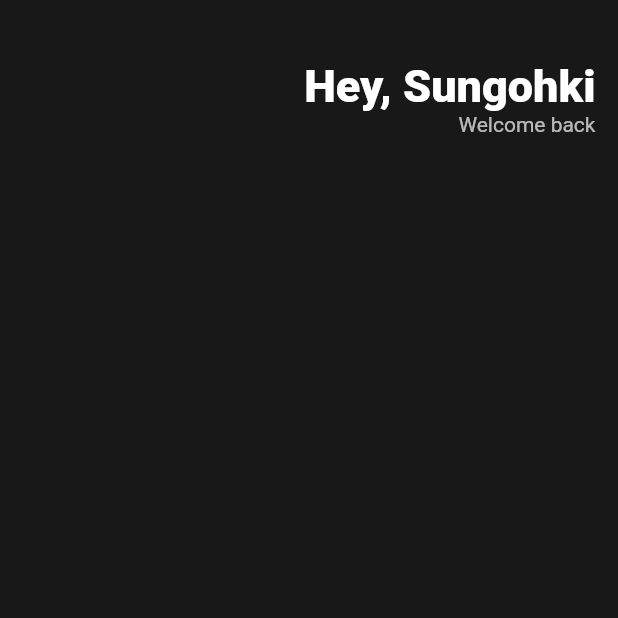
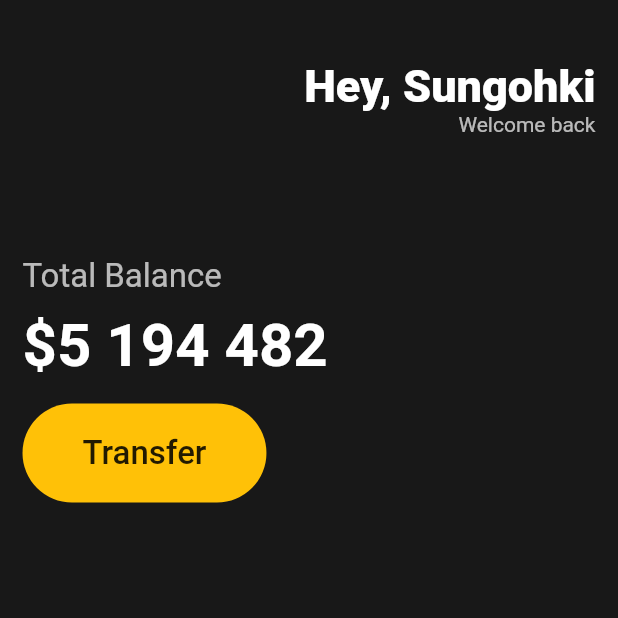
Before and after one commit to sungohki/webtoonViewer, a Flutter app: the screen it shows after launch, on a phone screen of 412 x 824 dp, the top half of it. Run offline on Flutter 3.47's test engine with Material 2 defaults, Android fonts, the phone set to English and light mode, and no system bars.

Commit message:
modified : add header layout and 'transfer' button

```diff
--- a/src/lib/main.dart
+++ b/src/lib/main.dart
@@ -16,6 +16,7 @@
       body: Padding(
         padding: EdgeInsets.symmetric(horizontal: 15),
         child: Column(
+          crossAxisAlignment: CrossAxisAlignment.start,
           children: [
             SizedBox(
               height: 40,
@@ -43,7 +44,54 @@
                   ],
                 )
               ],
-            )
+            ),
+            SizedBox(
+              height: 80,
+            ),
+            Text(
+              "Total Balance",
+              style: TextStyle(
+                fontSize: 22,
+                color: Colors.white.withOpacity(0.7),
+              ),
+            ),
+            SizedBox(
+              height: 10,
+            ),
+            Text(
+              "\$5 194 482",
+              style: TextStyle(
+                fontSize: 40,
+                fontWeight: FontWeight.w600,
+                color: Colors.white,
+              ),
+            ),
+            SizedBox(
+              height: 15,
+            ),
+            Row(
+              children: [
+                Container(
+                  child: Padding(
+                    child: Text(
+                      'Transfer',
+                      style: TextStyle(
+                        fontSize: 22,
+                        fontWeight: FontWeight.w500,
+                      ),
+                    ),
+                    padding: EdgeInsets.symmetric(
+                      vertical: 20,
+                      horizontal: 40,
+                    ),
+                  ),
+                  decoration: BoxDecoration(
+                    color: Colors.amber,
+                    borderRadius: BorderRadius.circular(45),
+                  ),
+                ),
+              ],
+            ),
           ],
         ),
       ),
```
